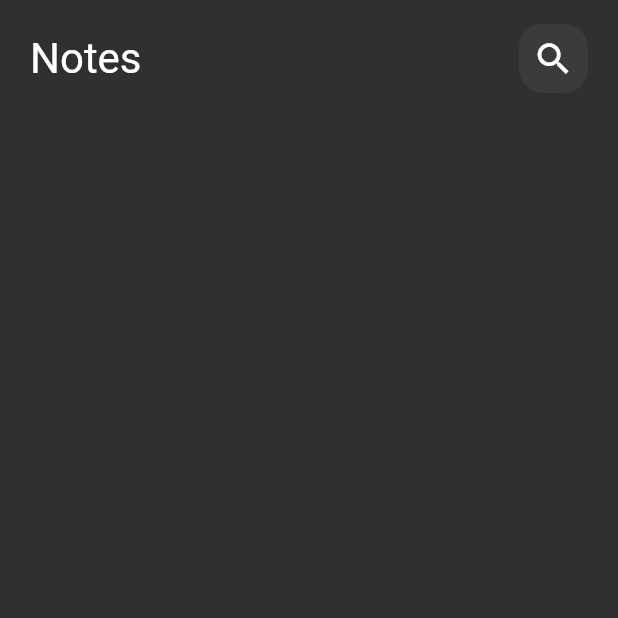
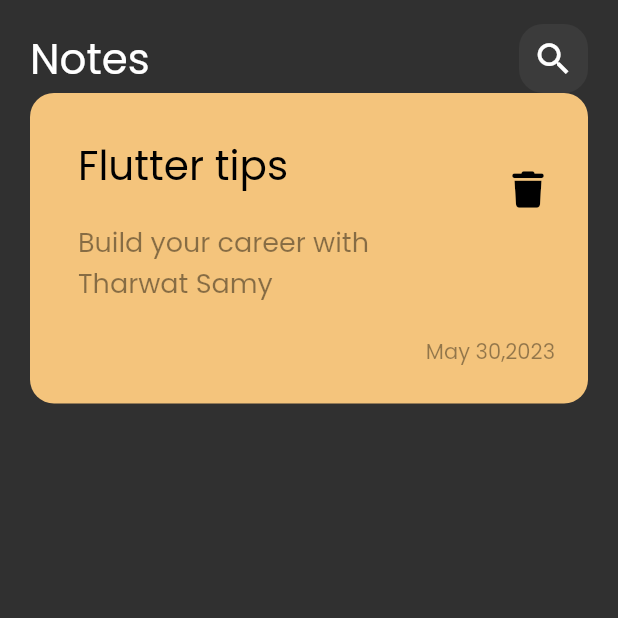
Before and after one commit to Santos1012/Notes_App, a Flutter app: the screen it shows after launch, on a phone screen of 412 x 824 dp, the top half of it. Run offline on Flutter 3.47's test engine with Material 2 defaults, Android fonts, the phone set to English and light mode, and no system bars; our stand-ins replace font_awesome_flutter.

Commit message:
create custom not tile item

```diff
--- a/lib/main.dart
+++ b/lib/main.dart
@@ -11,7 +11,7 @@ class NotesApp extends StatelessWidget {
   Widget build(BuildContext context) {
     return MaterialApp(
       debugShowCheckedModeBanner: false,
-      theme: ThemeData(brightness: Brightness.dark),
+      theme: ThemeData(brightness: Brightness.dark,fontFamily: "Poppins"),
       home: const NotesView(),
     );
   }
--- /dev/null
+++ b/lib/views/widgets/custom_note_tile_item_widget.dart
@@ -0,0 +1,66 @@
+import 'package:flutter/material.dart';
+import 'package:font_awesome_flutter/font_awesome_flutter.dart';
+
+class NoteTileItem extends StatelessWidget {
+  const NoteTileItem({super.key});
+
+  @override
+  Widget build(BuildContext context) {
+    return Container(
+      padding: const EdgeInsets.only(
+        top: 24,
+        bottom: 24,
+        left: 32,
+        right: 16,
+      ),
+      decoration: BoxDecoration(
+        color: const Color(0xFFFFCC80).withOpacity(.95),
+        borderRadius: BorderRadius.circular(16),
+      ),
+      child: Column(
+        crossAxisAlignment: CrossAxisAlignment.end,
+        children: [
+          ListTile(
+            contentPadding: const EdgeInsets.all(0),
+            title: const Text(
+              "Flutter tips",
+              style: TextStyle(
+                color: Colors.black,
+                fontSize: 27,
+              ),
+            ),
+            subtitle: Padding(
+              padding: const EdgeInsets.symmetric(vertical: 18.0),
+              child: Text(
+                "Build your career with Tharwat Samy",
+                style: TextStyle(
+                  color: Colors.black.withOpacity(.45),
+                  fontSize: 18,
+                ),
+              ),
+            ),
+            trailing: IconButton(
+              onPressed: () {},
+              icon: const Icon(
+                FontAwesomeIcons.trash,
+                color: Colors.black,
+
+                size: 24,
+              ),
+            ),
+          ),
+          Padding(
+            padding: const EdgeInsets.only(right: 6),
+            child: Text(
+              "May 30,2023",
+              style: TextStyle(
+                fontSize: 14,
+                color: Colors.black.withOpacity(.4),
+              ),
+            ),
+          ),
+        ],
+      ),
+    );
+  }
+}
--- a/lib/views/widgets/notes_view_body.dart
+++ b/lib/views/widgets/notes_view_body.dart
@@ -1,5 +1,6 @@
 import 'package:flutter/material.dart';
 import 'package:tharwat_notes_app/views/widgets/custom_app_bar.dart';
+import 'package:tharwat_notes_app/views/widgets/custom_note_tile_item_widget.dart';
 
 class NotesViewBody extends StatelessWidget {
   const NotesViewBody({super.key});
@@ -7,13 +8,14 @@ class NotesViewBody extends StatelessWidget {
   @override
   Widget build(BuildContext context) {
     return const Padding(
-      padding:  EdgeInsets.symmetric(horizontal:20.0,vertical: 16),
-      child:  Column(
-        children: [
-          SafeArea(
-            child: CustomAppBar(),
-          ),
-        ],
+      padding: EdgeInsets.symmetric(horizontal: 20.0, vertical: 16),
+      child: SafeArea(
+        child: Column(
+          children: [
+            CustomAppBar(),
+            NoteTileItem(),
+          ],
+        ),
       ),
     );
   }
```
Also changed, not shown: pubspec.yaml (+8 -20 lines), assets/fonts/Poppins-Regular.ttf (added), pubspec.lock.
